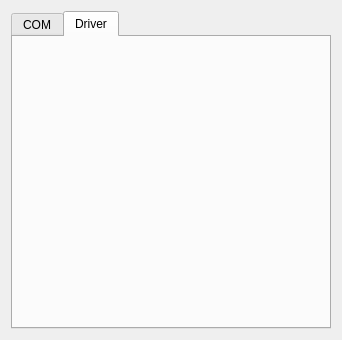
Trollum/AstroHub, file GUI/settingsdialog.ui: the form before one commit.
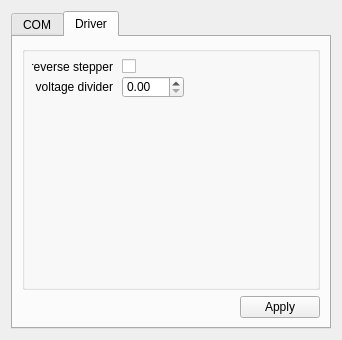
The form after the commit. The open tabs and pages were chosen to show the change.

What changed in the file:
```diff
--- a/GUI/settingsdialog.ui
+++ b/GUI/settingsdialog.ui
@@ -191,6 +191,94 @@
       <attribute name="title">
        <string>Driver</string>
       </attribute>
+      <layout class="QGridLayout" name="gridLayout_5">
+       <item row="0" column="0">
+        <widget class="QGroupBox" name="groupBox">
+         <property name="title">
+          <string/>
+         </property>
+         <widget class="QLabel" name="label">
+          <property name="geometry">
+           <rect>
+            <x>10</x>
+            <y>10</y>
+            <width>81</width>
+            <height>21</height>
+           </rect>
+          </property>
+          <property name="text">
+           <string>reverse stepper</string>
+          </property>
+          <property name="alignment">
+           <set>Qt::AlignRight|Qt::AlignTrailing|Qt::AlignVCenter</set>
+          </property>
+         </widget>
+         <widget class="QCheckBox" name="Dir_Check">
+          <property name="geometry">
+           <rect>
+            <x>100</x>
+            <y>10</y>
+            <width>21</width>
+            <height>21</height>
+           </rect>
+          </property>
+          <property name="text">
+           <string/>
+          </property>
+         </widget>
+         <widget class="QLabel" name="label_2">
+          <property name="geometry">
+           <rect>
+            <x>10</x>
+            <y>30</y>
+            <width>81</width>
+            <height>21</height>
+           </rect>
+          </property>
+          <property name="text">
+           <string>voltage divider</string>
+          </property>
+          <property name="alignment">
+           <set>Qt::AlignRight|Qt::AlignTrailing|Qt::AlignVCenter</set>
+          </property>
+         </widget>
+         <widget class="QDoubleSpinBox" name="VDivider_Edit">
+          <property name="geometry">
+           <rect>
+            <x>100</x>
+            <y>30</y>
+            <width>62</width>
+            <height>22</height>
+           </rect>
+          </property>
+         </widget>
+        </widget>
+       </item>
+       <item row="1" column="0">
+        <layout class="QHBoxLayout" name="horizontalLayout_2">
+         <item>
+          <spacer name="horizontalSpacer_2">
+           <property name="orientation">
+            <enum>Qt::Horizontal</enum>
+           </property>
+           <property name="sizeHint" stdset="0">
+            <size>
+             <width>89</width>
+             <height>20</height>
+            </size>
+           </property>
+          </spacer>
+         </item>
+         <item>
+          <widget class="QPushButton" name="applyButton_2">
+           <property name="text">
+            <string>Apply</string>
+           </property>
+          </widget>
+         </item>
+        </layout>
+       </item>
+      </layout>
      </widget>
     </widget>
    </item>
```
Left out of the diff: 8 changed lines with no effect on the pictures.
